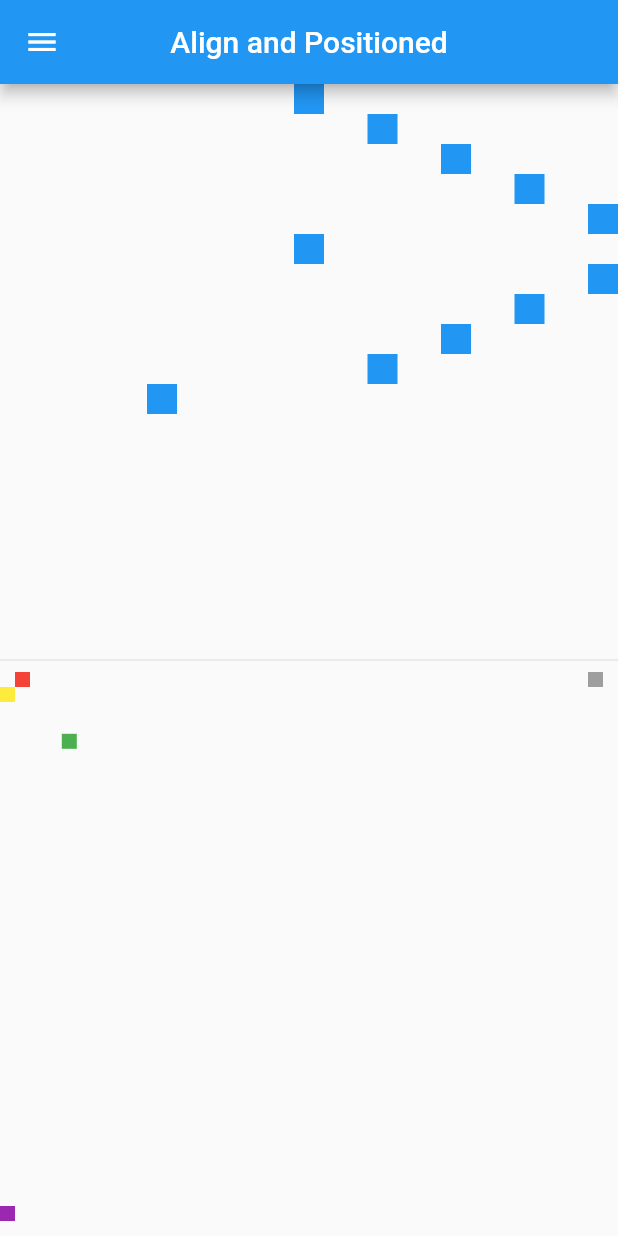
After one commit to matheusEduardoTavares/FlutterResponsividade, a Flutter app: the AlignPage screen opened by its route, on a phone screen of 412 x 824 dp. The commit adds this screen. Run offline on Flutter 3.47's test engine with Material 2 defaults, Android fonts, the phone set to English and light mode, and no system bars; our stand-ins replace device_preview.

Commit message:
Aula 07 - Positioned & Align - finalizada

```diff
--- a/exemplo1/lib/main.dart
+++ b/exemplo1/lib/main.dart
@@ -1,4 +1,5 @@
 import 'package:device_preview/device_preview.dart';
+import 'package:exemplo1/pages/align_page/align_page.dart';
 import 'package:exemplo1/pages/home_page/home_page.dart';
 import 'package:exemplo1/pages/wrap_page/wrap_page.dart';
 import 'package:exemplo1/utils/pages_definitions/pages_definitions.dart';
@@ -44,6 +45,7 @@ class MyApp extends StatelessWidget {
       routes: {
         PageDefinitions.homePage: (ctx) => HomePage(),
         PageDefinitions.wrapPage: (ctx) => WrapPage(),
+        PageDefinitions.alignPage: (ctx) => AlignPage(),
       },
     );
   }
--- /dev/null
+++ b/exemplo1/lib/pages/align_page/align_page.dart
@@ -0,0 +1,101 @@
+import 'package:exemplo1/widgets/custom_drawer/custom_drawer.dart';
+import 'package:flutter/material.dart';
+
+import 'model/position.dart';
+
+class AlignPage extends StatelessWidget {
+  final _container = Container(
+    height: 20,
+    width: 20,
+    color: Colors.blue,
+  );
+
+  final _positions = [
+    Position(0, 0),
+    Position(0.25, 0.25),
+    Position(0.50, 0.50),
+    Position(0.75, 0.75),
+    Position(1, 1),
+    Position(0, 5),
+    Position(1, -1),
+    Position(0.75, -0.75),
+    Position(0.50, -0.50),
+    Position(0.25, -0.25),
+    Position(-0.5, -0.5),
+  ];
+
+  @override
+  Widget build(BuildContext context) {
+    return Scaffold(
+      appBar: AppBar(
+        title: const Text('Align and Positioned'),
+      ),
+      drawer: CustomDrawer(),
+      body: SafeArea(
+        child: Column(
+          crossAxisAlignment: CrossAxisAlignment.stretch,
+          children: [
+            Expanded(
+              child: Column(
+                children: [
+                  ..._positions.map((e) => Align(
+                    alignment: Alignment(e.x, e.y),
+                    child: _container,
+                  ))
+                ],
+              ),
+            ),
+            const Divider(),
+            Expanded(
+              child: Stack(
+                children: [
+                  Positioned(
+                    child: Container(
+                      height: 10,
+                      width: 10,
+                      color: Colors.red,
+                    ),
+                    left: 10.0,
+                  ),
+                  Positioned(
+                    child: Container(
+                      height: 10,
+                      width: 10,
+                      color: Colors.grey,
+                    ),
+                    right: 10.0,
+                  ),
+                  Positioned(
+                    child: Container(
+                      height: 10,
+                      width: 10,
+                      color: Colors.purple,
+                    ),
+                    bottom: 10.0,
+                  ),
+                  Positioned(
+                    child: Container(
+                      height: 10,
+                      width: 10,
+                      color: Colors.yellow,
+                    ),
+                    top: 10.0,
+                  ),
+                  Positioned(
+                    child: Container(
+                      height: 10,
+                      width: 10,
+                      color: Colors.green,
+                    ),
+                    top: MediaQuery.of(context).size.width * 0.1,
+                    left: MediaQuery.of(context).size.width * 0.1,
+                  ),
+                ],
+              ),
+            ),
+          ],
+        ),
+      ),
+    );
+  }
+}
--- /dev/null
+++ b/exemplo1/lib/pages/align_page/model/position.dart
@@ -0,0 +1,8 @@
+class Position {
+  const Position(
+    this.x, this.y,
+  );
+
+  final double x;
+  final double y;
+}
--- a/exemplo1/lib/utils/pages_definitions/pages_definitions.dart
+++ b/exemplo1/lib/utils/pages_definitions/pages_definitions.dart
@@ -1,4 +1,5 @@
 abstract class PageDefinitions {
   static const homePage = 'home-page';
   static const wrapPage = 'wrap-page';
+  static const alignPage = 'align-page';
 }
--- a/exemplo1/lib/widgets/custom_drawer/custom_drawer.dart
+++ b/exemplo1/lib/widgets/custom_drawer/custom_drawer.dart
@@ -24,7 +24,7 @@ class CustomDrawer extends StatelessWidget {
             }
           ),
           ListTile(
-            selected: _selectedIndex == 0,
+            selected: _selectedIndex == 1,
             title: const Text('Wrap'),
             onTap: () {
               _selectedIndex = 1;
@@ -33,6 +33,16 @@ class CustomDrawer extends StatelessWidget {
               );
             }
           ),
+          ListTile(
+            selected: _selectedIndex == 2,
+            title: const Text('Align and Positioned'),
+            onTap: () {
+              _selectedIndex = 2;
+              Navigator.of(context).pushReplacementNamed(
+                PageDefinitions.alignPage,
+              );
+            }
+          ),
         ],
       ),
     );
```
